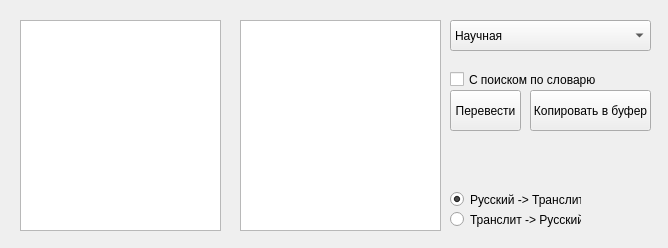
Above: Transliteration/transliteration.ui from ArtemNosov/Transliteration before the change. Below: the same form after it.
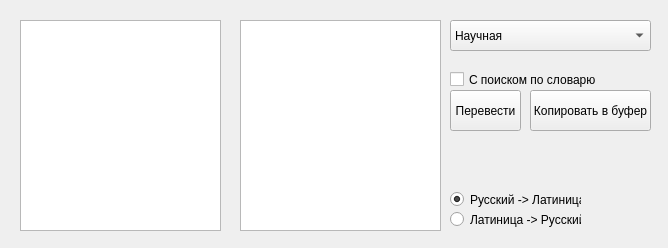
That is the form after the change.

```diff
--- a/Transliteration/transliteration.ui
+++ b/Transliteration/transliteration.ui
@@ -112,7 +112,7 @@
     </rect>
    </property>
    <property name="text">
-    <string>Транслит -&gt; Русский</string>
+    <string>Латиница -&gt; Русский</string>
    </property>
   </widget>
   <widget class="QRadioButton" name="rusButton">
@@ -125,7 +125,7 @@
     </rect>
    </property>
    <property name="text">
-    <string>Русский -&gt; Транслит</string>
+    <string>Русский -&gt; Латиница</string>
    </property>
    <property name="checked">
     <bool>true</bool>
```
Left out of the diff: 55 changed lines with no effect on the pictures.
